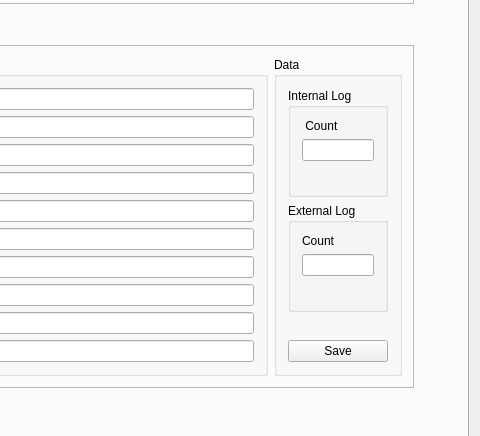
Qt form software/host/qtmon/mainwindow.ui (tag-designs/software) before a commit; both pictures show x 238 to 718 and y 308 to 744 of the 718 by 826 pixel window.
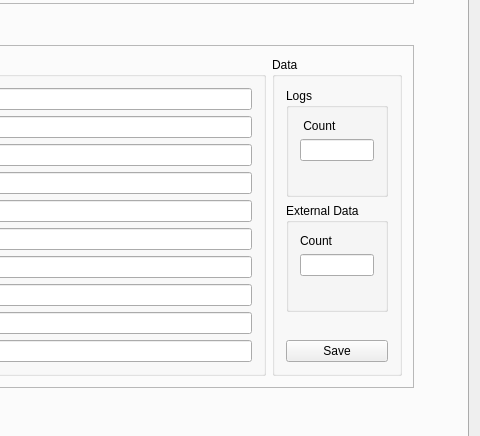
The same form after that commit.

```diff
--- a/software/host/qtmon/mainwindow.ui
+++ b/software/host/qtmon/mainwindow.ui
@@ -663,7 +663,7 @@
                  <item>
                   <widget class="QGroupBox" name="InternalLog">
                    <property name="title">
-                    <string>Internal Log </string>
+                    <string>Logs</string>
                    </property>
                    <layout class="QVBoxLayout" name="verticalLayout_17">
                     <item>
@@ -717,7 +717,7 @@
                  <item>
                   <widget class="QGroupBox" name="ExternalLog">
                    <property name="title">
-                    <string>External Log </string>
+                    <string>External Data</string>
                    </property>
                    <layout class="QVBoxLayout" name="verticalLayout">
                     <item>
```
Left out of the diff: 2 changed lines with no effect on the pictures.
